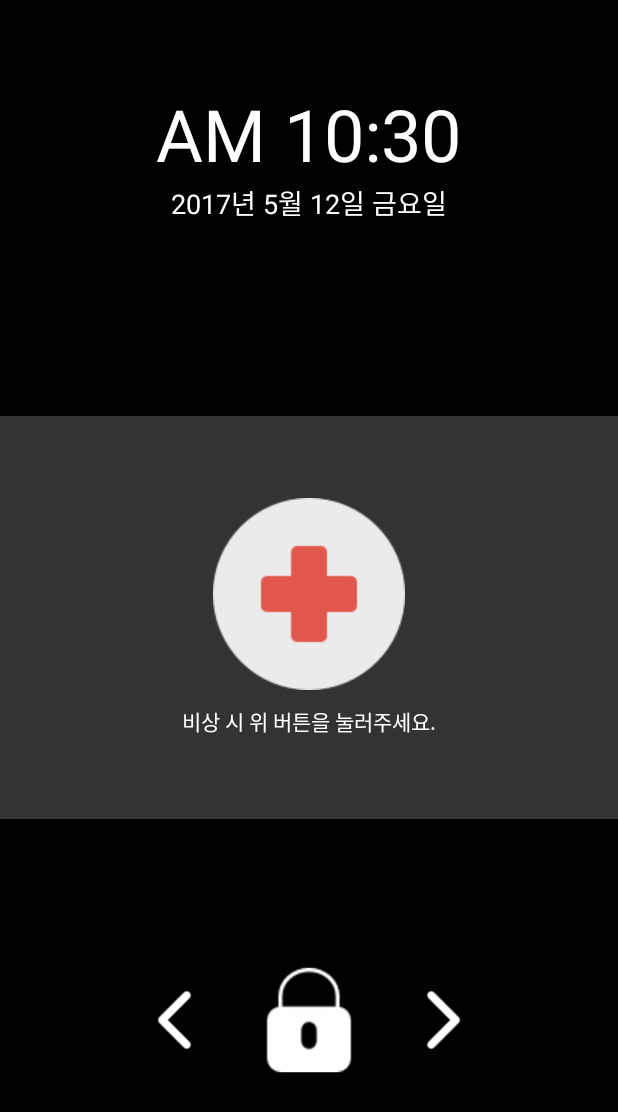
After one commit to joonas-yoon/REMON, an Android app: the LockScreenActivity screen opened directly, with no data from a screen before it, on a phone screen of 412 x 824 dp. The commit adds this screen. Shown: the top 1112 px of the screen. Run offline under Robolectric (Android 15) with nearby library versions, the phone set to English and light mode, and no system bars.

Commit message:
Create Lock Screen (Issue #4)

```diff
--- a/app/build.gradle
+++ b/app/build.gradle
@@ -25,5 +25,7 @@ dependencies {
         exclude group: 'com.android.support', module: 'support-annotations'
     })
     compile 'com.android.support:appcompat-v7:25.3.1'
+    compile 'com.android.support:support-v4:25.3.1'
+    compile 'com.android.support.constraint:constraint-layout:1.0.2'
     testCompile 'junit:junit:4.12'
 }
--- /dev/null
+++ b/app/src/main/java/com/remon/LockScreen/LockScreenActivity.java
@@ -0,0 +1,148 @@
+package com.remon.LockScreen;
+
+import android.content.Intent;
+import android.icu.text.DateFormat;
+import android.os.Build;
+import android.os.Bundle;
+import android.support.v7.app.AppCompatActivity;
+import android.util.Log;
+import android.view.MotionEvent;
+import android.view.View;
+import android.view.WindowManager;
+import android.widget.ImageButton;
+import android.widget.TextClock;
+
+import com.remon.MainActivity;
+import com.remon.R;
+
+import java.util.Date;
+import java.util.Locale;
+
+public class LockScreenActivity extends AppCompatActivity {
+
+    float unlockPercentage = 0.0f;
+    class TouchPosition {
+        public float x, y;
+        TouchPosition(float x, float y){
+            this.x = x;
+            this.y = y;
+        }
+    }
+    private TouchPosition unlockLast = null;
+
+    @Override
+    protected void onCreate(Bundle savedInstanceState) {
+        super.onCreate(savedInstanceState);
+        setContentView(R.layout.activity_lock_screen);
+
+        makeFullScreen();
+        getWindow().addFlags(WindowManager.LayoutParams.FLAG_SHOW_WHEN_LOCKED);
+
+        attachLayouts();
+        attachEvents();
+    }
+
+    @Override
+    public void onBackPressed() {
+        return;
+    }
+
+    /**
+     * A simple method that sets the screen to fullscreen.  It removes the Notifications bar,
+     *   the Actionbar and the virtual keys (if they are on the phone)
+     */
+    public void makeFullScreen() {
+        this.getWindow().setFlags(WindowManager.LayoutParams.FLAG_FULLSCREEN,
+                WindowManager.LayoutParams.FLAG_FULLSCREEN);
+        if(Build.VERSION.SDK_INT < 19) { //View.SYSTEM_UI_FLAG_IMMERSIVE is only on API 19+
+            this.getWindow().getDecorView()
+                    .setSystemUiVisibility(View.SYSTEM_UI_FLAG_HIDE_NAVIGATION);
+        } else {
+            this.getWindow().getDecorView()
+                    .setSystemUiVisibility(View.SYSTEM_UI_FLAG_HIDE_NAVIGATION | View.SYSTEM_UI_FLAG_IMMERSIVE);
+        }
+    }
+
+    /**
+     * Set up layouts
+     */
+    public void attachLayouts(){
+        TextClock time = (TextClock) findViewById(R.id.tcTime);
+        TextClock date = (TextClock) findViewById(R.id.tcDate);
+
+        // TODO: API level 17
+        time.setFormat12Hour("a hh:mm");
+        time.setFormat24Hour("HH:mm");
+
+        date.setFormat12Hour(null);
+        if (android.os.Build.VERSION.SDK_INT >= android.os.Build.VERSION_CODES.N) {
+            DateFormat formatter = DateFormat.getDateInstance(DateFormat.FULL, Locale.KOREAN);
+            date.setFormat24Hour(formatter.format(new Date()));
+        } else {
+            date.setFormat24Hour("EEE MM월 dd일");
+        }
+    }
+
+    public void attachEvents(){
+        final View unlockImage = findViewById(R.id.touch_to_unlock);
+        unlockImage.setOnTouchListener(new View.OnTouchListener() {
+
+            @Override
+            public boolean onTouch(View view, MotionEvent event) {
+                int eid = event.getAction();
+                switch (eid) {
+                    case MotionEvent.ACTION_DOWN:
+                        unlockPercentage = 0.0f;
+                        unlockLast = new TouchPosition(event.getX(), event.getY());
+                        break;
+
+                    case MotionEvent.ACTION_MOVE:
+                        if(unlockLast != null && Math.abs(unlockPercentage) < 100.0f){
+                            TouchPosition curPos = new TouchPosition(event.getX(), event.getY());
+                            unlockPercentage += (curPos.x > unlockLast.x) ? -7.5f : 7.5f;
+                            unlockLast = curPos;
+                            unlockImage.setAlpha(1.0f - Math.abs(unlockPercentage) / 100.0f);
+                        }
+                        break;
+
+                    case MotionEvent.ACTION_UP:
+                        if(Math.abs(unlockPercentage) >= 100.0f){
+                            finishAffinity();
+                            break;
+                        }
+                        unlockLast = null;
+                        unlockImage.setAlpha(1.0f);
+                        break;
+
+                    default:
+                        break;
+                }
+                return true;
+            }
+        });
+
+        final ImageButton imgBtn = (ImageButton) findViewById(R.id.imageButton);
+        imgBtn.setOnTouchListener(new View.OnTouchListener() {
+            public boolean onTouch(View v, MotionEvent event) {
+                if (event.getAction() == MotionEvent.ACTION_DOWN) {
+                    imgBtn.setAlpha(0.5f);
+                    return true;
+                } else if (event.getAction() == MotionEvent.ACTION_DOWN) {
+                    runApplication();
+                    return true;
+                } else {
+                    imgBtn.setAlpha(1.0f);
+                }
+                return false;
+            }
+        });
+    }
+
+    public void runApplication(){
+        // TODO: API level 16
+        Intent intent = new Intent(getApplicationContext(), MainActivity.class);
+        startActivity(intent);
+    }
+
+
+}
--- /dev/null
+++ b/app/src/main/res/layout/activity_lock_screen.xml
@@ -0,0 +1,96 @@
+<?xml version="1.0" encoding="utf-8"?>
+<LinearLayout xmlns:android="http://schemas.android.com/apk/res/android"
+    xmlns:app="http://schemas.android.com/apk/res-auto"
+    xmlns:tools="http://schemas.android.com/tools"
+    tools:context="com.remon.LockScreen.LockScreenActivity"
+    android:layout_width="match_parent"
+    android:layout_height="match_parent"
+    android:gravity="center"
+    android:background="#000000"
+    android:weightSum="92"
+    android:layout_alignParentTop="true"
+    android:layout_alignParentStart="true"
+    android:orientation="vertical">
+
+    <RelativeLayout
+        android:id="@+id/layout_clock"
+        android:layout_width="match_parent"
+        android:layout_height="0dp"
+        android:layout_weight="30">
+
+        <TextClock
+            android:id="@+id/tcTime"
+            android:layout_width="wrap_content"
+            android:layout_height="wrap_content"
+            android:layout_centerHorizontal="true"
+            android:layout_marginTop="48dp"
+            android:textColor="@android:color/background_light"
+            android:textSize="48sp" />
+
+        <TextClock
+            android:id="@+id/tcDate"
+            android:layout_width="wrap_content"
+            android:layout_height="wrap_content"
+            android:layout_centerHorizontal="true"
+            android:layout_below="@+id/tcTime"
+            android:fontFamily="sans-serif"
+            android:textColor="@android:color/background_light"
+            android:textSize="18sp" />
+    </RelativeLayout>
+
+    <RelativeLayout
+        android:id="@+id/layout_toapp"
+        android:layout_width="match_parent"
+        android:layout_height="0dp"
+        android:layout_weight="30"
+        android:background="#333333"
+        android:backgroundTint="#333333"
+        android:gravity="center_vertical|center_horizontal">
+
+        <RelativeLayout
+            android:id="@+id/imageButtonWrapper"
+            android:layout_width="match_parent"
+            android:layout_height="wrap_content"
+            android:gravity="center">
+
+            <ImageButton
+                android:id="@+id/imageButton"
+                android:shape="oval"
+                android:layout_width="wrap_content"
+                android:layout_height="wrap_content"
+                android:background="@android:color/transparent"
+                app:srcCompat="@drawable/hospital" />
+        </RelativeLayout>
+
+        <TextView
+            android:id="@+id/tvToApp"
+            android:layout_width="match_parent"
+            android:layout_height="wrap_content"
+            android:layout_below="@+id/imageButtonWrapper"
+            android:layout_marginTop="10dp"
+            android:background="#333333"
+            android:gravity="center"
+            android:text="@string/messageOnLockscreen"
+            android:textColor="@android:color/background_light" />
+
+    </RelativeLayout>
+
+    <LinearLayout
+        android:id="@+id/touch_to_unlock"
+        android:layout_width="match_parent"
+        android:layout_height="0dp"
+        android:layout_weight="30"
+        android:gravity="center"
+        android:orientation="horizontal"
+        android:paddingBottom="15dp"
+        android:paddingTop="15dp">
+
+        <ImageView
+            android:id="@+id/imageView"
+            android:layout_width="wrap_content"
+            android:layout_height="wrap_content"
+            app:srcCompat="@drawable/unlock" />
+
+    </LinearLayout>
+
+</LinearLayout>
--- a/app/src/main/res/values/colors.xml
+++ b/app/src/main/res/values/colors.xml
@@ -3,4 +3,6 @@
     <color name="colorPrimary">#3F51B5</color>
     <color name="colorPrimaryDark">#303F9F</color>
     <color name="colorAccent">#FF4081</color>
+
+    <color name="black_overlay">#66000000</color>
 </resources>
--- a/app/src/main/res/values/strings.xml
+++ b/app/src/main/res/values/strings.xml
@@ -1,3 +1,6 @@
 <resources>
     <string name="app_name">REMON</string>
+
+    <string name="title_activity_lock_screen">LockScreenActivity</string>
+    <string name="messageOnLockscreen">비상 시 위 버튼을 눌러주세요.</string>
 </resources>
```
Also changed, not shown: app/src/main/AndroidManifest.xml (+31 -3 lines), app/src/main/java/com/remon/LockScreen/LockScreenReceiver.java (added, +43 -0 lines), app/src/main/java/com/remon/LockScreen/LockScreenService.java (added, +46 -0 lines), app/src/main/java/com/remon/MainActivity.java (+7 -1 lines), app/src/main/res/values/attrs.xml (added, +12 -0 lines), app/src/main/res/values/styles.xml (+22 -1 lines), app/src/main/res/drawable/circle_border.png (added), app/src/main/res/drawable/hospital.png (added), app/src/main/res/drawable/unlock.png (added).
